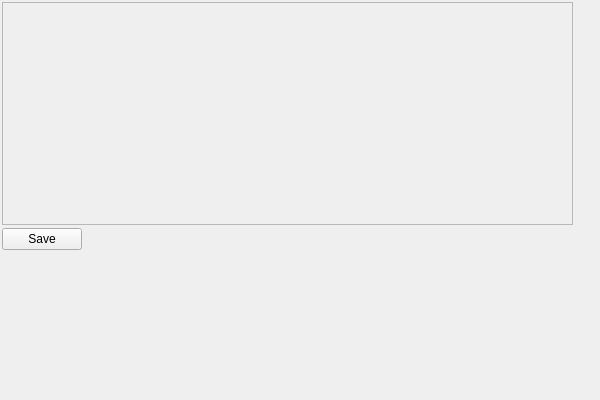
Qt form Editor/LuxonEditor.GUI.Qt/Material/MaterialInspecterWidget.ui (s-rahmani1992/LuxonEngine) before a commit.
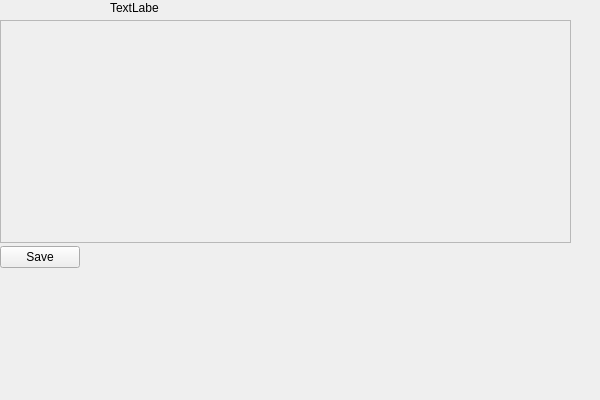
The same form after that commit.

Commit message: Added program name to the material inspecter and compile error log..

What changed in the file:
```diff
--- a/Editor/LuxonEditor.GUI.Qt/Material/MaterialInspecterWidget.ui
+++ b/Editor/LuxonEditor.GUI.Qt/Material/MaterialInspecterWidget.ui
@@ -16,8 +16,8 @@
   <widget class="QWidget" name="uiSection" native="true">
    <property name="geometry">
     <rect>
-     <x>2</x>
-     <y>2</y>
+     <x>0</x>
+     <y>20</y>
      <width>571</width>
      <height>248</height>
     </rect>
@@ -142,6 +142,19 @@
     </item>
    </layout>
   </widget>
+  <widget class="QLabel" name="programLabel">
+   <property name="geometry">
+    <rect>
+     <x>110</x>
+     <y>0</y>
+     <width>49</width>
+     <height>16</height>
+    </rect>
+   </property>
+   <property name="text">
+    <string>TextLabel</string>
+   </property>
+  </widget>
  </widget>
  <layoutdefault spacing="6" margin="11"/>
  <resources/>
```
The commit also changes 2 other files.
